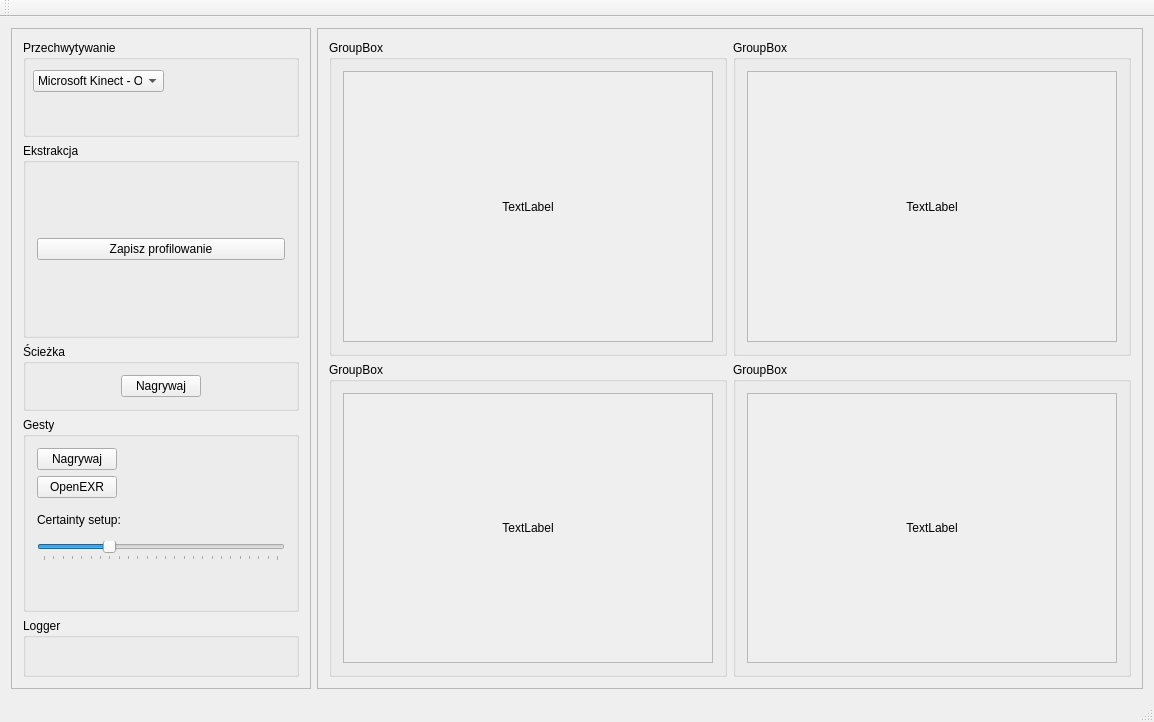
Before: the Qt Designer form OpenGRL_GUI/MainWindow.ui in Gerwand/opengrl, drawn with Qt 5.
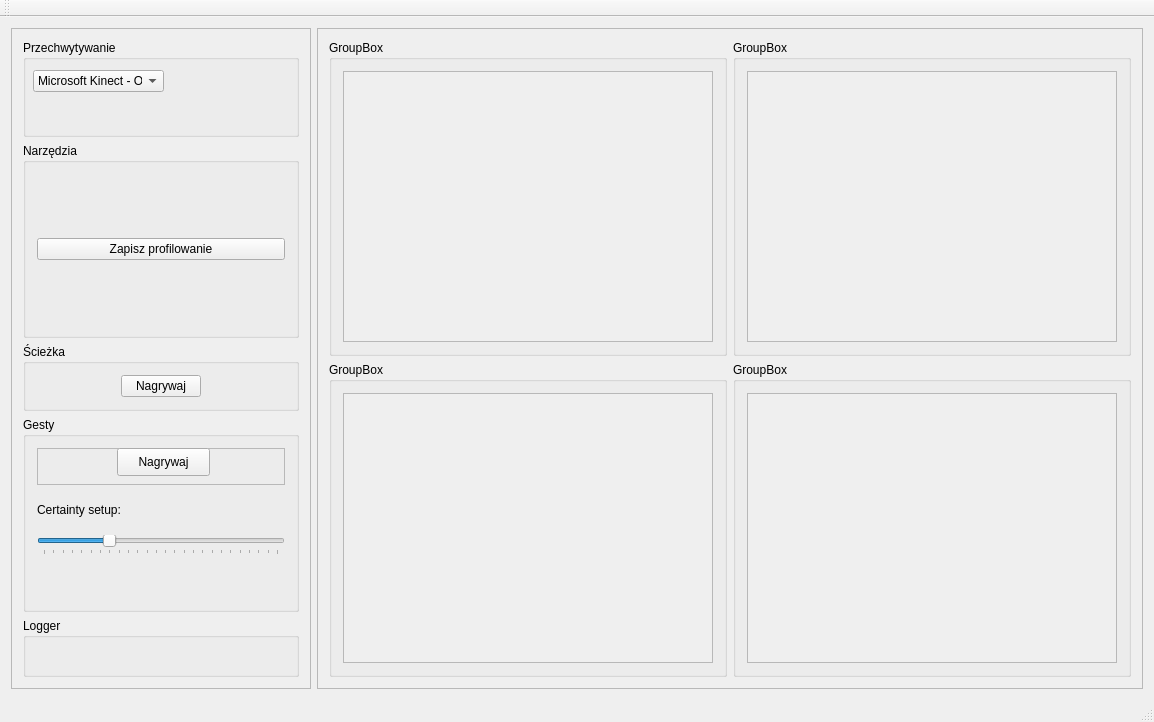
After: the same form once the commit is applied.

Commit message: grl_gui: update main window to perform full recognition

```diff
--- a/OpenGRL_GUI/MainWindow.ui
+++ b/OpenGRL_GUI/MainWindow.ui
@@ -71,7 +71,7 @@
             </size>
            </property>
            <property name="title">
-            <string>Ekstrakcja</string>
+            <string>Narzędzia</string>
            </property>
            <layout class="QHBoxLayout" name="horizontalLayout">
             <item>
@@ -113,7 +113,22 @@
            </property>
            <layout class="QVBoxLayout" name="verticalLayout_12">
             <item>
+             <widget class="QFrame" name="frame_3">
+              <property name="frameShape">
+               <enum>QFrame::StyledPanel</enum>
+              </property>
+              <property name="frameShadow">
+               <enum>QFrame::Raised</enum>
+              </property>
              <widget class="QPushButton" name="saveGestureButton">
+               <property name="geometry">
+                <rect>
+                 <x>80</x>
+                 <y>0</y>
+                 <width>93</width>
+                 <height>28</height>
+                </rect>
+               </property>
               <property name="sizePolicy">
                <sizepolicy hsizetype="Fixed" vsizetype="Fixed">
                 <horstretch>0</horstretch>
@@ -124,18 +139,6 @@
                <string>Nagrywaj</string>
               </property>
              </widget>
-            </item>
-            <item>
-             <widget class="QPushButton" name="exrButton">
-              <property name="sizePolicy">
-               <sizepolicy hsizetype="Fixed" vsizetype="Fixed">
-                <horstretch>0</horstretch>
-                <verstretch>0</verstretch>
-               </sizepolicy>
-              </property>
-              <property name="text">
-               <string>OpenEXR</string>
-              </property>
              </widget>
             </item>
             <item>
@@ -244,7 +247,7 @@
                 <item>
                  <widget class="QLabel" name="depthImageBox">
                   <property name="text">
-                   <string>TextLabel</string>
+                   <string/>
                   </property>
                   <property name="alignment">
                    <set>Qt::AlignCenter</set>
@@ -282,7 +285,7 @@
                 <item>
                  <widget class="QLabel" name="handImageBox">
                   <property name="text">
-                   <string>TextLabel</string>
+                   <string/>
                   </property>
                   <property name="alignment">
                    <set>Qt::AlignCenter</set>
@@ -320,7 +323,7 @@
                 <item>
                  <widget class="QLabel" name="skeletonImageBox">
                   <property name="text">
-                   <string>TextLabel</string>
+                   <string/>
                   </property>
                   <property name="alignment">
                    <set>Qt::AlignCenter</set>
@@ -358,7 +361,7 @@
                 <item>
                  <widget class="QLabel" name="matchedImageBox">
                   <property name="text">
-                   <string>TextLabel</string>
+                   <string/>
                   </property>
                   <property name="alignment">
                    <set>Qt::AlignCenter</set>
```
Lines whose indentation alone changed are shown as unchanged. The commit also changes 3 other files.
